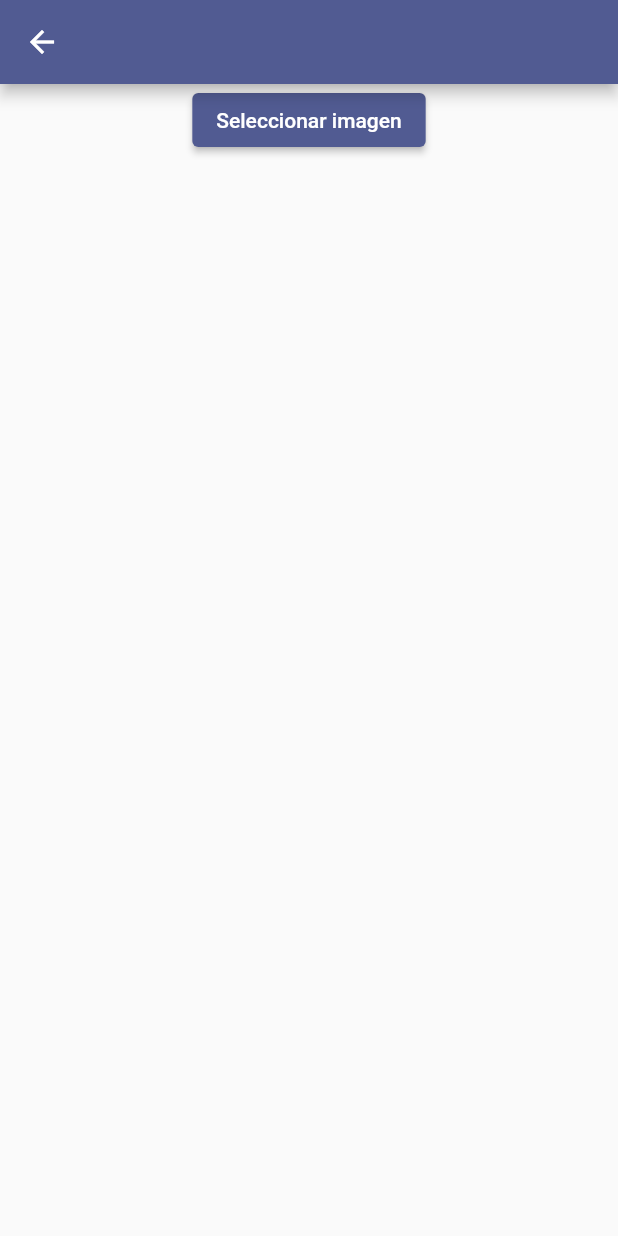
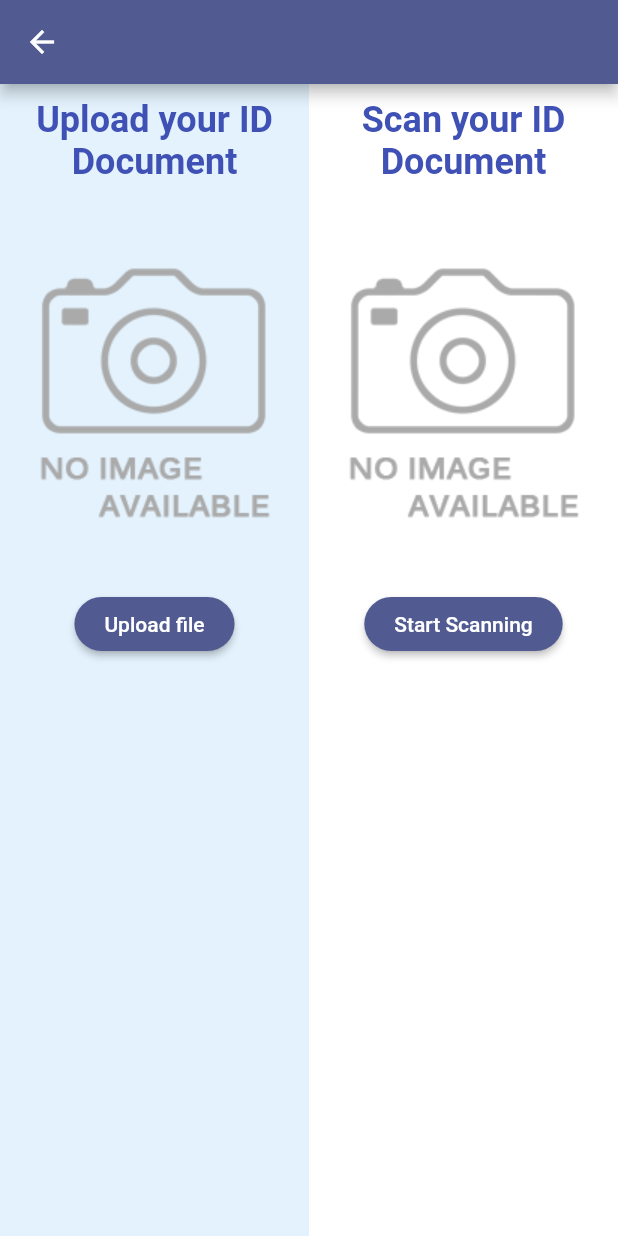
Before and after one commit to ivanndrey620/flutter_ocr_verifik, a Flutter app: the IdScaningScreen screen opened directly, on a phone screen of 412 x 824 dp. Run offline on Flutter 3.47's test engine with Material 2 defaults, Android fonts, the phone set to English and light mode, and no system bars; our stand-ins replace dio, dotted_border, flutter_bloc, freezed_annotation, get_it, go_router and 1 more; missing offline and left inert: flutter_dropzone.

Commit message:
dropzone widget made

```diff
--- a/lib/app.dart
+++ b/lib/app.dart
@@ -5,12 +5,12 @@ class MyApp extends StatelessWidget {
 
   @override
   Widget build(BuildContext context) {
-    return MaterialApp(
+    return MaterialApp.router(
       theme: ThemeData(
         colorScheme: ColorScheme.fromSeed(seedColor: Colors.indigo),
       ),
       title: StringConstants.appTitle,
-      home: const HomeScreen(),
+      routerConfig: router,
     );
   }
 }
--- a/lib/feature/presentation/id_scaning/screens/id_scaning_screen.dart
+++ b/lib/feature/presentation/id_scaning/screens/id_scaning_screen.dart
@@ -5,90 +5,149 @@ class IdScaningScreen extends StatelessWidget {
 
   @override
   Widget build(BuildContext context) {
-    return BlocProvider(
-      create: (context) => locator.get<OcrProcessBloc>(),
-      child: Scaffold(
+    return Scaffold(
       appBar: AppBar(),
-        body: Center(
-          child: BlocBuilder<OcrProcessBloc, OcrProcessState>(
-            builder: (context, state) => Column(
+      body: Row(
         children: [
-                state.when(
-                  initial: () => const SizedBox.shrink(),
-                  loading: () => const CircularProgressIndicator(),
-                  loaded: (result) {
-                    final lines = result.parsedResults.first.textOverlay.lines;
-
-                    String name = '';
-                    String lastname = '';
-                    String cui = '';
-                    String nacionality = '';
-                    String dateOfBirth = '';
-                    String countryOfBirth = '';
-                    String sex = '';
-
-                    final cuiIndex = lines.indexWhere(
-                        (element) => element.lineText.contains('CUI'));
-
-                    final nameIndex = lines.indexWhere(
-                        (element) => element.lineText.contains('NOMBRE'));
-
-                    final lastnameIndex = lines.indexWhere(
-                        (element) => element.lineText.contains('APELLIDO'));
-
-                    final nacionalityIndex = lines.indexWhere(
-                        (element) => element.lineText.contains('NACIONALIDAD'));
-
-                    final sexIndex = lines.indexWhere(
-                        (element) => element.lineText.contains('SEXO'));
-
-                    final dateOfBirthIndex = lines.indexWhere((element) =>
-                        element.lineText.contains('FECHA DE NACIMIENTO'));
-
-                    final countryOfBirthIndex = lines.indexWhere(
-                        (element) => element.lineText.contains('PAIS DE NAC'));
-
-                    cui = lines[cuiIndex + 1].lineText;
-
-                    if (lines[nameIndex + 2].lineText.contains('APELLIDO')) {
-                      name = lines[nameIndex + 1].lineText;
-                    } else {
-                      name =
-                          '${lines[nameIndex + 1].lineText} ${lines[nameIndex + 2].lineText}';
-                    }
-
-                    if (lines[lastnameIndex + 1]
-                        .lineText
-                        .contains('NACIONALIDAD')) {
-                      lastname = lines[lastnameIndex + 1].lineText;
-                    } else {
-                      lastname =
-                          '${lines[lastnameIndex + 1].lineText} ${lines[lastnameIndex + 2].lineText}';
-                    }
-
-                    nacionality = lines[nacionalityIndex + 1].lineText;
-                    sex = lines[sexIndex + 1].lineText;
-                    dateOfBirth = lines[dateOfBirthIndex + 1].lineText;
-                    countryOfBirth = lines[countryOfBirthIndex + 1].lineText;
-
-                    return Text(
-                        'Name is $name - lastname is $lastname - dpi is $cui - nacionality $nacionality - date of birth $dateOfBirth - country of birth $countryOfBirth - sex is $sex');
-                  },
-                  error: (error) => Text('Error $error'),
+          Expanded(
+            child: Container(
+              color: Colors.blue[50],
+              child: Column(
+                children: [
+                  const Padding(
+                    padding: EdgeInsets.all(10.0),
+                    child: CustomTitle(title: StringConstants.uploadYourId),
                   ),
-                ElevatedButton(
-                  onPressed: () => context
-                      .read<OcrProcessBloc>()
-                      .add(GetTextFromImageEvent()),
-                  child: const Text(
-                    'Seleccionar imagen',
+                  const SizedBox(height: 30),
+                  Image.asset(AssetsConstants.noImage),
+                  const SizedBox(height: 30),
+                  CustomButton(
+                    content: StringConstants.uploadFile,
+                    onPressed: () => showDialog(
+                      context: context,
+                      builder: (context) => CustomDialog(
+                        children: [
+                          DropzoneWidget(onDroppedFile: (file) {}),
+                          CustomButton(
+                            content: StringConstants.cancel,
+                            onPressed: () => Navigator.pop(context),
+                          ),
+                          const SizedBox(height: 10),
+                        ],
+                      ),
                     ),
                   ),
                 ],
               ),
             ),
           ),
+          Expanded(
+            child: Container(
+              color: Colors.white,
+              child: Column(
+                children: [
+                  const Padding(
+                    padding: EdgeInsets.all(10.0),
+                    child: CustomTitle(title: StringConstants.scanYourId),
+                  ),
+                  const SizedBox(height: 30),
+                  Image.asset(AssetsConstants.noImage),
+                  const SizedBox(height: 30),
+                  CustomButton(
+                    content: StringConstants.startScanning,
+                    onPressed: () {},
+                  ),
+                ],
+              ),
+            ),
+          ),
+        ],
       ),
     );
+    // return BlocProvider(
+    //   create: (context) => locator.get<OcrProcessBloc>(),
+    //   child: Scaffold(
+    //     appBar: AppBar(),
+    //     body: Center(
+    //       child: BlocBuilder<OcrProcessBloc, OcrProcessState>(
+    //         builder: (context, state) => Column(
+    //           children: [
+    //             state.when(
+    //               initial: () => const SizedBox.shrink(),
+    //               loading: () => const CircularProgressIndicator(),
+    //               loaded: (result) {
+    //                 final lines = result.parsedResults.first.textOverlay.lines;
+
+    //                 String name = '';
+    //                 String lastname = '';
+    //                 String cui = '';
+    //                 String nacionality = '';
+    //                 String dateOfBirth = '';
+    //                 String countryOfBirth = '';
+    //                 String sex = '';
+
+    //                 final cuiIndex = lines.indexWhere(
+    //                     (element) => element.lineText.contains('CUI'));
+
+    //                 final nameIndex = lines.indexWhere(
+    //                     (element) => element.lineText.contains('NOMBRE'));
+
+    //                 final lastnameIndex = lines.indexWhere(
+    //                     (element) => element.lineText.contains('APELLIDO'));
+
+    //                 final nacionalityIndex = lines.indexWhere(
+    //                     (element) => element.lineText.contains('NACIONALIDAD'));
+
+    //                 final sexIndex = lines.indexWhere(
+    //                     (element) => element.lineText.contains('SEXO'));
+
+    //                 final dateOfBirthIndex = lines.indexWhere((element) =>
+    //                     element.lineText.contains('FECHA DE NACIMIENTO'));
+
+    //                 final countryOfBirthIndex = lines.indexWhere(
+    //                     (element) => element.lineText.contains('PAIS DE NAC'));
+
+    //                 cui = lines[cuiIndex + 1].lineText;
+
+    //                 if (lines[nameIndex + 2].lineText.contains('APELLIDO')) {
+    //                   name = lines[nameIndex + 1].lineText;
+    //                 } else {
+    //                   name =
+    //                       '${lines[nameIndex + 1].lineText} ${lines[nameIndex + 2].lineText}';
+    //                 }
+
+    //                 if (lines[lastnameIndex + 1]
+    //                     .lineText
+    //                     .contains('NACIONALIDAD')) {
+    //                   lastname = lines[lastnameIndex + 1].lineText;
+    //                 } else {
+    //                   lastname =
+    //                       '${lines[lastnameIndex + 1].lineText} ${lines[lastnameIndex + 2].lineText}';
+    //                 }
+
+    //                 nacionality = lines[nacionalityIndex + 1].lineText;
+    //                 sex = lines[sexIndex + 1].lineText;
+    //                 dateOfBirth = lines[dateOfBirthIndex + 1].lineText;
+    //                 countryOfBirth = lines[countryOfBirthIndex + 1].lineText;
+
+    //                 return Text(
+    //                     'Name is $name - lastname is $lastname - dpi is $cui - nacionality $nacionality - date of birth $dateOfBirth - country of birth $countryOfBirth - sex is $sex');
+    //               },
+    //               error: (error) => Text('Error $error'),
+    //             ),
+    //             ElevatedButton(
+    //               onPressed: () => context
+    //                   .read<OcrProcessBloc>()
+    //                   .add(GetTextFromImageEvent()),
+    //               child: const Text(
+    //                 'Seleccionar imagen',
+    //               ),
+    //             ),
+    //           ],
+    //         ),
+    //       ),
+    //     ),
+    //   ),
+    // );
   }
 }
--- /dev/null
+++ b/lib/feature/presentation/widgets/custom_title.dart
@@ -0,0 +1,20 @@
+import 'package:flutter_ocr_verifik/utils/export_files.dart';
+
+class CustomTitle extends StatelessWidget {
+  const CustomTitle({super.key, required this.title});
+
+  final String title;
+
+  @override
+  Widget build(BuildContext context) {
+    return Text(
+      title,
+      textAlign: TextAlign.center,
+      style: const TextStyle(
+        fontWeight: FontWeight.bold,
+        color: Colors.indigo,
+        fontSize: 24,
+      ),
+    );
+  }
+}
--- /dev/null
+++ b/lib/navigation/navigation.dart
@@ -0,0 +1,22 @@
+import 'package:flutter_ocr_verifik/feature/presentation/id_scaning/screens/id_scaning_screen.dart';
+import 'package:flutter_ocr_verifik/utils/export_files.dart';
+import 'package:go_router/go_router.dart';
+
+final GoRouter router = GoRouter(
+  routes: <RouteBase>[
+    GoRoute(
+      path: '/',
+      builder: (BuildContext context, GoRouterState state) {
+        return const HomeScreen();
+      },
+      routes: <RouteBase>[
+        GoRoute(
+          path: 'idScaning',
+          builder: (BuildContext context, GoRouterState state) {
+            return const IdScaningScreen();
+          },
+        ),
+      ],
+    ),
+  ],
+);
--- a/lib/utils/constant_values.dart
+++ b/lib/utils/constant_values.dart
@@ -19,6 +19,23 @@ class StringConstants {
 
   static const String getYourIdentity =
       'Get your identity authenticated within a minute.';
+
+  static const String start = 'Start';
+
+  static const String uploadYourId = 'Upload your ID Document';
+
+  static const String uploadFile = 'Upload file';
+
+  static const String startScanning = 'Start Scanning';
+
+  static const String dragAndDrop = 'Drag and drop the photo here';
+
+  static const String theIdDocument =
+      'The ID Document file must have a .png .jpeg .jpg extension';
+
+  static const String findTheFile = 'Find the file on your device';
+
+  static const String cancel = 'Cancel';
 }
 
 class AssetsConstants {
--- a/pubspec.yaml
+++ b/pubspec.yaml
@@ -8,9 +8,11 @@ environment:
 
 dependencies:
   dio: ^5.4.0
+  dotted_border: 2.1.0
   flutter:
     sdk: flutter
   flutter_bloc: 8.1.3
+  flutter_dropzone: 3.0.6
   freezed: 2.4.6
   freezed_annotation: 2.4.1
   get_it: 7.6.6
```
Also changed, not shown: lib/feature/domain/dropped_file_model.dart (added, +22 -0 lines), lib/feature/presentation/home/screens/home_screen.dart (+4 -12 lines), lib/feature/presentation/id_scaning/widgets/dropzone_widget.dart (added, +118 -0 lines), lib/feature/presentation/widgets/custom_dialog.dart (added, +26 -0 lines), lib/utils/export_files.dart (+9 -1 lines), pubspec.lock. Lines whose indentation alone changed are shown as unchanged.
